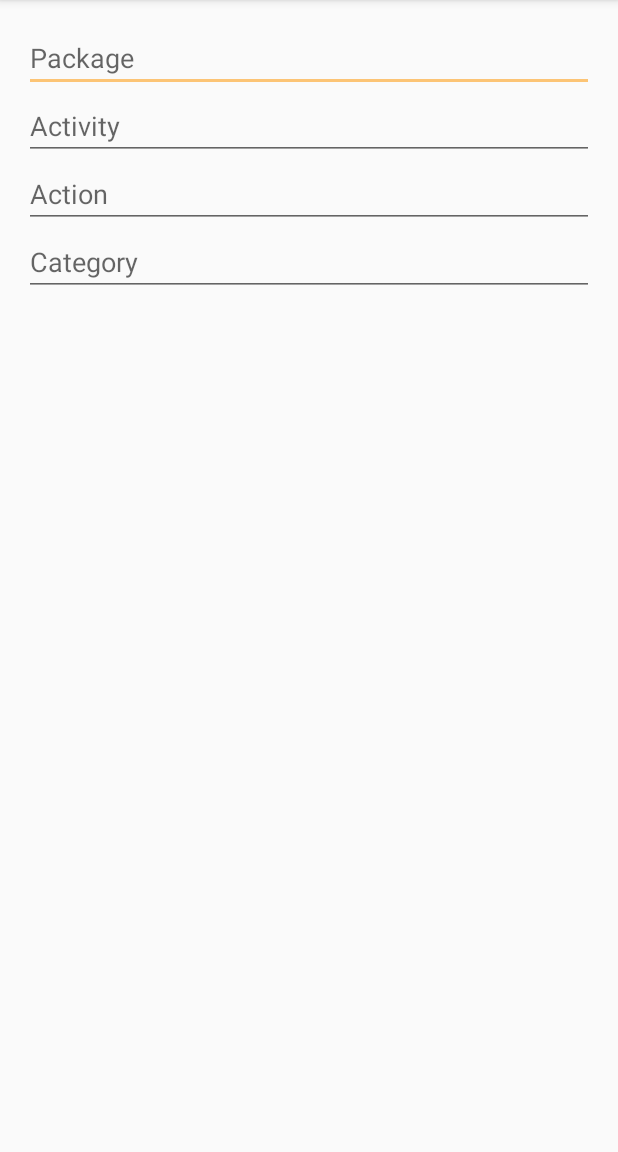
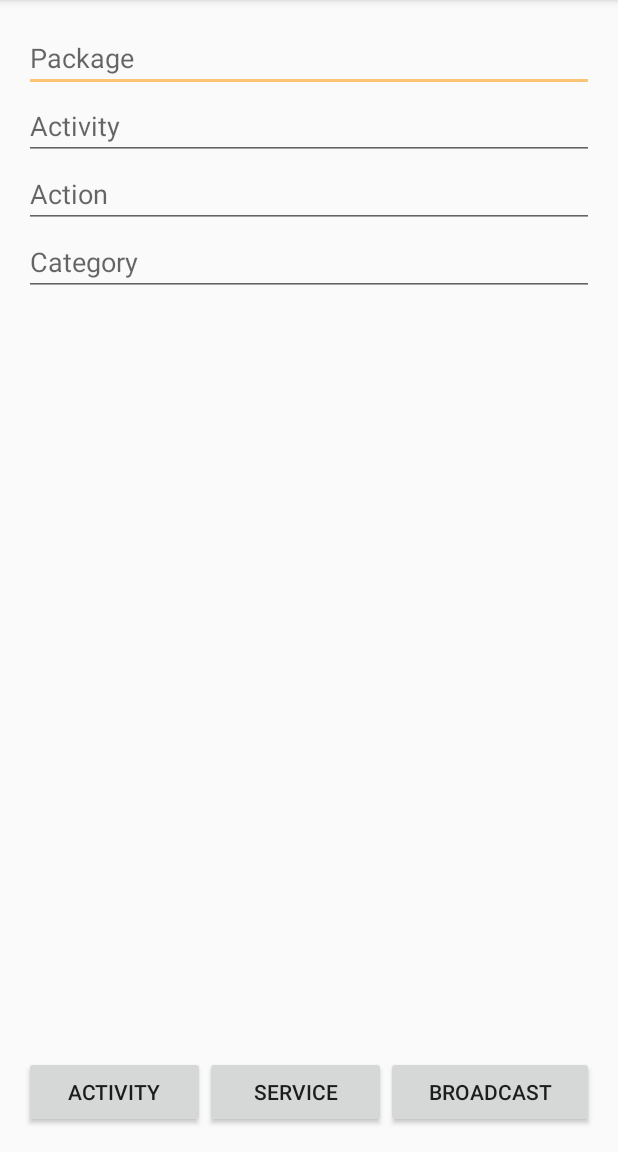
Before and after one commit to dmitvitalii/Shiva, an Android app: the screen it shows after launch (MainActivity), on a phone screen of 412 x 824 dp, the part 84-1236 px from its top. Run offline under Robolectric (Android 15) with nearby library versions, the phone set to English and light mode, and no system bars.

Commit message:
Use TripleSwithView in activity_main.xml

```diff
--- a/app/src/main/res/layout/activity_main.xml
+++ b/app/src/main/res/layout/activity_main.xml
@@ -15,7 +15,6 @@
   limitations under the License.
 -->
 <LinearLayout xmlns:android="http://schemas.android.com/apk/res/android"
-    xmlns:app="http://schemas.android.com/apk/res-auto"
 
     android:layout_width="match_parent"
     android:layout_height="match_parent"
@@ -24,6 +23,11 @@
     android:padding="16dp">
 
     <include layout="@layout/content_main" />
+
+    <me.dmitvitalii.shiva.TripleSwitchView
+        android:id="@+id/switchView"
+        android:layout_width="match_parent"
+        android:layout_height="wrap_content" />
 
     <Button
         android:id="@+id/button_send"
```
